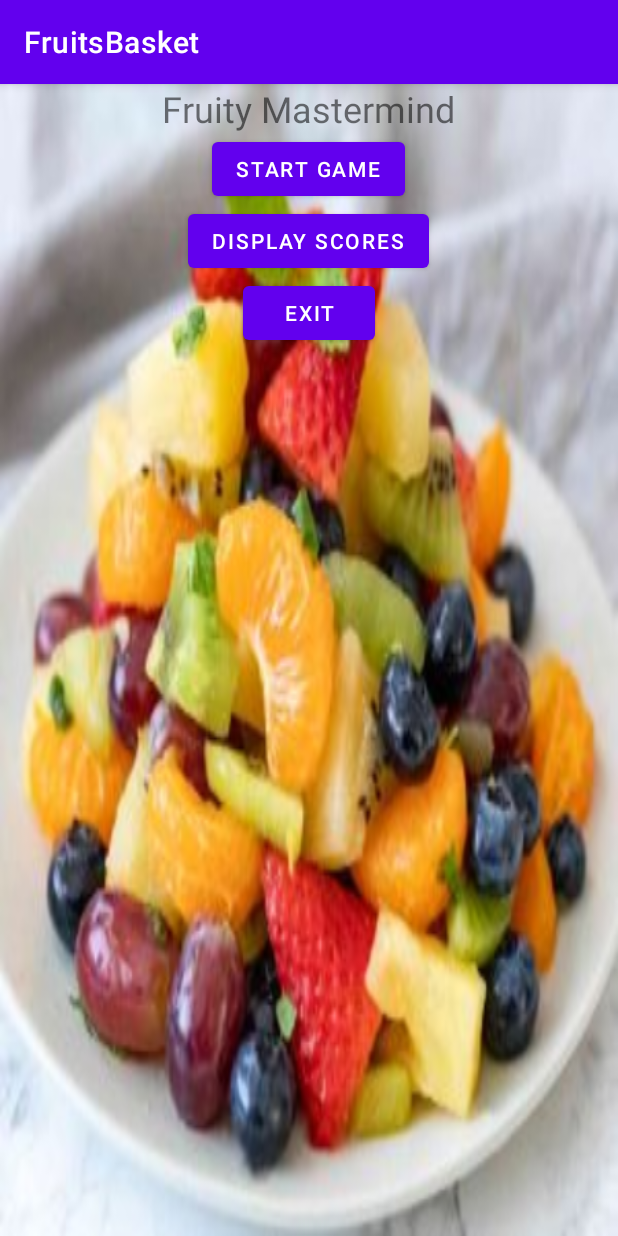
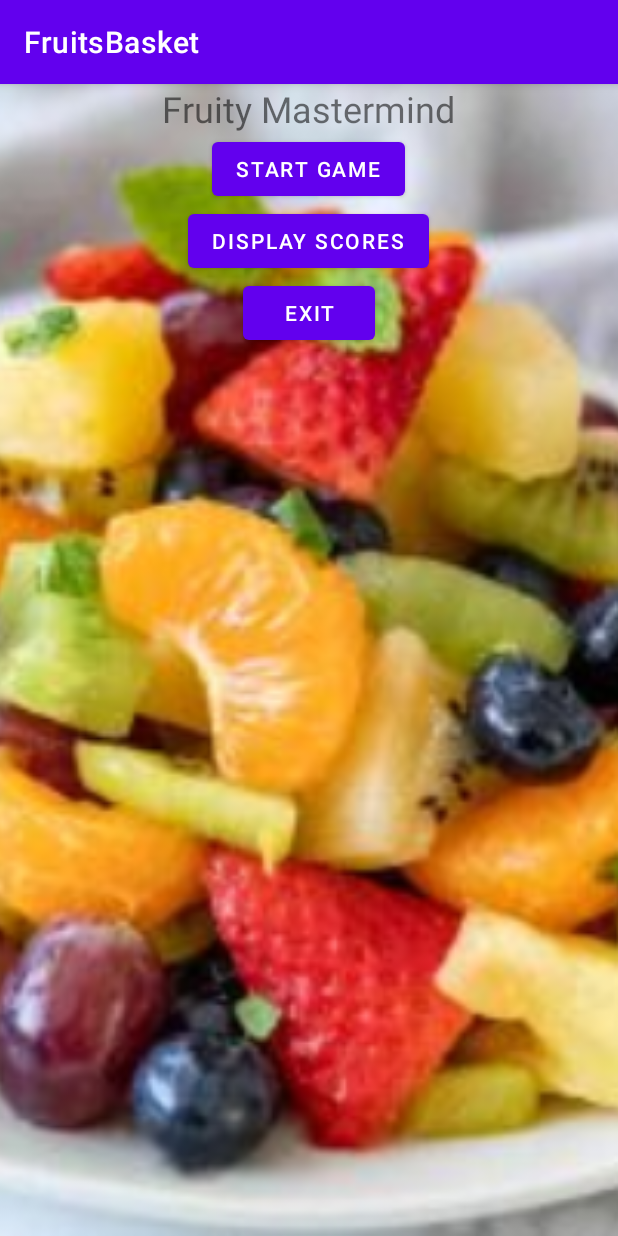
Before and after one commit to arcreane/masterfruit-fruit-basket, an Android app: the screen it shows after launch (MainActivity), on a phone screen of 412 x 824 dp. Run offline under Robolectric (Android 15) with nearby library versions, the phone set to English and light mode, and no system bars.

Commit message:
Home background image OK

```diff
--- a/app/src/main/res/layout/activity_main.xml
+++ b/app/src/main/res/layout/activity_main.xml
@@ -4,18 +4,20 @@
     android:layout_width="match_parent"
     android:layout_height="match_parent"
     tools:context=".MainActivity"
-    android:background="@drawable/background">
+    >
+
+    <ImageView
+        android:id="@+id/imageView"
+        android:layout_width="match_parent"
+        android:layout_height="match_parent"
+        android:src="@drawable/background"
+        android:scaleType="centerCrop"/>
 
     <LinearLayout
         android:layout_width="match_parent"
         android:layout_height="match_parent"
         android:orientation="horizontal">
 
-        <ImageView
-            android:id="@+id/imageView"
-            android:layout_width="wrap_content"
-            android:layout_height="wrap_content"
-            android:layout_weight="1"/>
 
         <LinearLayout
             android:layout_width="match_parent"
```
